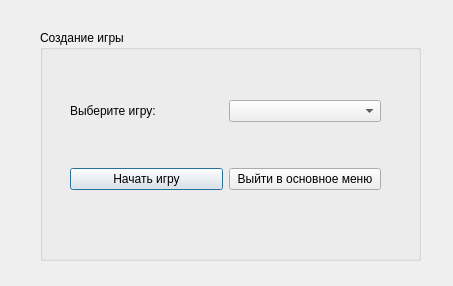
Above: Menu.ui from crookiech/programming_tech_lab05_4_sem before the change. Below: the same form after it.
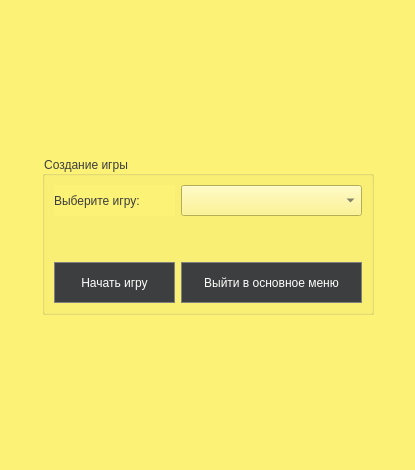
That is the form after the change.

Commit message: Добавлен дизайн

```diff
--- a/Menu.ui
+++ b/Menu.ui
@@ -6,73 +6,234 @@
    <rect>
     <x>0</x>
     <y>0</y>
-    <width>453</width>
-    <height>286</height>
+    <width>415</width>
+    <height>470</height>
    </rect>
   </property>
+  <property name="sizePolicy">
+   <sizepolicy hsizetype="Preferred" vsizetype="Preferred">
+    <horstretch>0</horstretch>
+    <verstretch>0</verstretch>
+   </sizepolicy>
+  </property>
   <property name="windowTitle">
    <string>Menu</string>
   </property>
-  <widget class="QGroupBox" name="groupBox">
-   <property name="geometry">
-    <rect>
-     <x>40</x>
-     <y>30</y>
-     <width>381</width>
-     <height>231</height>
-    </rect>
-   </property>
-   <property name="title">
-    <string>Создание игры</string>
-   </property>
-   <widget class="QWidget" name="layoutWidget">
-    <property name="geometry">
-     <rect>
-      <x>30</x>
-      <y>30</y>
-      <width>311</width>
-      <height>171</height>
-     </rect>
-    </property>
-    <layout class="QVBoxLayout" name="verticalLayout">
-     <item>
-      <layout class="QHBoxLayout" name="horizontalLayout_2">
-       <item>
-        <widget class="QLabel" name="label">
-         <property name="styleSheet">
-          <string notr="true"/>
-         </property>
-         <property name="text">
-          <string>Выберите игру:</string>
-         </property>
-        </widget>
-       </item>
-       <item>
-        <widget class="QComboBox" name="classes"/>
-       </item>
-      </layout>
-     </item>
-     <item>
-      <layout class="QHBoxLayout" name="horizontalLayout">
-       <item>
-        <widget class="QPushButton" name="pushButton">
-         <property name="text">
-          <string>Начать игру</string>
-         </property>
-        </widget>
-       </item>
-       <item>
-        <widget class="QPushButton" name="pushButton_2">
-         <property name="text">
-          <string>Выйти в основное меню</string>
-         </property>
-        </widget>
-       </item>
-      </layout>
-     </item>
-    </layout>
-   </widget>
-  </widget>
+  <property name="styleSheet">
+   <string notr="true">background-color: #fcf276;</string>
+  </property>
+  <layout class="QGridLayout" name="gridLayout_3">
+   <item row="0" column="1">
+    <spacer name="verticalSpacer_4">
+     <property name="orientation">
+      <enum>Qt::Orientation::Vertical</enum>
+     </property>
+     <property name="sizeHint" stdset="0">
+      <size>
+       <width>20</width>
+       <height>127</height>
+      </size>
+     </property>
+    </spacer>
+   </item>
+   <item row="1" column="0">
+    <spacer name="horizontalSpacer_3">
+     <property name="orientation">
+      <enum>Qt::Orientation::Horizontal</enum>
+     </property>
+     <property name="sizeHint" stdset="0">
+      <size>
+       <width>19</width>
+       <height>20</height>
+      </size>
+     </property>
+    </spacer>
+   </item>
+   <item row="1" column="1">
+    <widget class="QGroupBox" name="groupBox">
+     <property name="sizePolicy">
+      <sizepolicy hsizetype="Fixed" vsizetype="Fixed">
+       <horstretch>0</horstretch>
+       <verstretch>0</verstretch>
+      </sizepolicy>
+     </property>
+     <property name="styleSheet">
+      <string notr="true">font: 700 10pt &quot;Segoe UI&quot;;
+color: #3d3e3f;</string>
+     </property>
+     <property name="title">
+      <string>Создание игры</string>
+     </property>
+     <layout class="QGridLayout" name="gridLayout_2">
+      <item row="0" column="0">
+       <layout class="QGridLayout" name="gridLayout">
+        <item row="2" column="0">
+         <widget class="QPushButton" name="pushButton">
+          <property name="minimumSize">
+           <size>
+            <width>121</width>
+            <height>41</height>
+           </size>
+          </property>
+          <property name="maximumSize">
+           <size>
+            <width>121</width>
+            <height>41</height>
+           </size>
+          </property>
+          <property name="styleSheet">
+           <string notr="true">QPushButton {
+	font: 700 10pt &quot;Segoe UI&quot;;
+  background-color: #3d3e3f; 
+  border: 1px solid gray;
+  color: white;
+}
+QPushButton:pressed {
+    background-color: #282829;
+}</string>
+          </property>
+          <property name="text">
+           <string>Начать игру</string>
+          </property>
+         </widget>
+        </item>
+        <item row="0" column="2">
+         <widget class="QComboBox" name="classes">
+          <property name="minimumSize">
+           <size>
+            <width>181</width>
+            <height>31</height>
+           </size>
+          </property>
+          <property name="maximumSize">
+           <size>
+            <width>181</width>
+            <height>31</height>
+           </size>
+          </property>
+          <property name="styleSheet">
+           <string notr="true">QPushButton {
+  background-color: #3d3e3f; 
+  border: 1px solid gray;
+  color: white;
+}
+QPushButton:pressed {
+    background-color: #282829;
+}</string>
+          </property>
+         </widget>
+        </item>
+        <item row="0" column="0">
+         <widget class="QLabel" name="label">
+          <property name="minimumSize">
+           <size>
+            <width>121</width>
+            <height>31</height>
+           </size>
+          </property>
+          <property name="maximumSize">
+           <size>
+            <width>121</width>
+            <height>31</height>
+           </size>
+          </property>
+          <property name="styleSheet">
+           <string notr="true">font: 700 10pt &quot;Segoe UI&quot;;
+color: #3d3e3f;</string>
+          </property>
+          <property name="text">
+           <string>Выберите игру:</string>
+          </property>
+         </widget>
+        </item>
+        <item row="1" column="0">
+         <spacer name="verticalSpacer">
+          <property name="orientation">
+           <enum>Qt::Orientation::Vertical</enum>
+          </property>
+          <property name="sizeHint" stdset="0">
+           <size>
+            <width>20</width>
+            <height>40</height>
+           </size>
+          </property>
+         </spacer>
+        </item>
+        <item row="2" column="2">
+         <widget class="QPushButton" name="pushButton_2">
+          <property name="minimumSize">
+           <size>
+            <width>181</width>
+            <height>41</height>
+           </size>
+          </property>
+          <property name="maximumSize">
+           <size>
+            <width>181</width>
+            <height>41</height>
+           </size>
+          </property>
+          <property name="styleSheet">
+           <string notr="true">QPushButton {
+	font: 700 10pt &quot;Segoe UI&quot;;
+  background-color: #3d3e3f; 
+  border: 1px solid gray;
+  color: white;
+}
+QPushButton:pressed {
+    background-color: #282829;
+}</string>
+          </property>
+          <property name="text">
+           <string>Выйти в основное меню</string>
+          </property>
+         </widget>
+        </item>
+        <item row="1" column="2">
+         <spacer name="verticalSpacer_2">
+          <property name="orientation">
+           <enum>Qt::Orientation::Vertical</enum>
+          </property>
+          <property name="sizeHint" stdset="0">
+           <size>
+            <width>20</width>
+            <height>40</height>
+           </size>
+          </property>
+         </spacer>
+        </item>
+       </layout>
+      </item>
+     </layout>
+    </widget>
+   </item>
+   <item row="1" column="2">
+    <spacer name="horizontalSpacer_4">
+     <property name="orientation">
+      <enum>Qt::Orientation::Horizontal</enum>
+     </property>
+     <property name="sizeHint" stdset="0">
+      <size>
+       <width>19</width>
+       <height>20</height>
+      </size>
+     </property>
+    </spacer>
+   </item>
+   <item row="2" column="1">
+    <spacer name="verticalSpacer_3">
+     <property name="orientation">
+      <enum>Qt::Orientation::Vertical</enum>
+     </property>
+     <property name="sizeHint" stdset="0">
+      <size>
+       <width>20</width>
+       <height>127</height>
+      </size>
+     </property>
+    </spacer>
+   </item>
+  </layout>
  </widget>
  <resources/>
  <connections/>
```
The commit also changes 7 other files.
